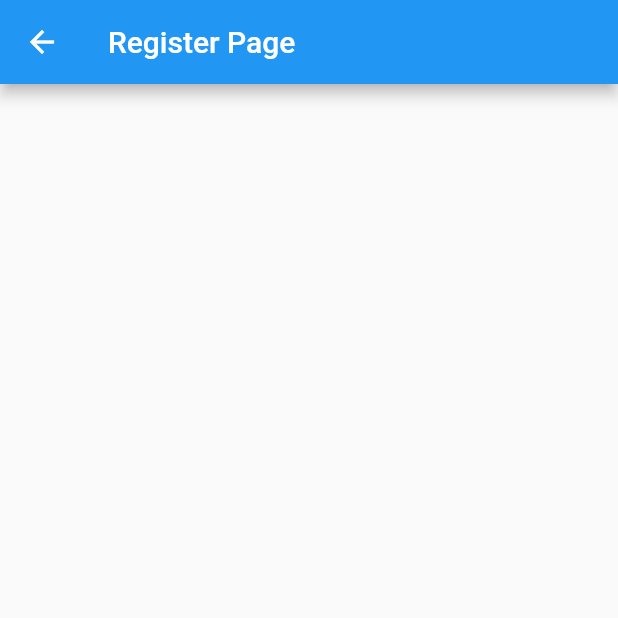
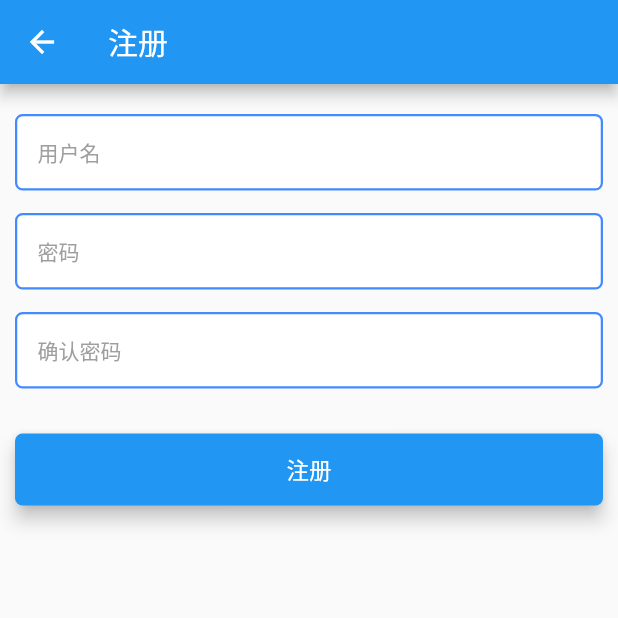
Before and after one commit to gionchat/flutter_study, a Flutter app: the RegisterPage screen opened directly, on a phone screen of 412 x 824 dp, the top half of it. Run offline on Flutter 3.47's test engine with Material 2 defaults, Android fonts, the phone set to English and light mode, and no system bars.

Commit message:
注册页面UI编写

```diff
--- a/lib/exercise/RegisterPage.dart
+++ b/lib/exercise/RegisterPage.dart
@@ -18,14 +18,86 @@ class RegisterPage extends StatefulWidget {
 
 class _RegisterState extends State<RegisterPage> {
 
+  TextEditingController usernameController = TextEditingController();
+  TextEditingController passwordController = TextEditingController();
+  TextEditingController passwordConfirmController = TextEditingController();
+
+  final InputDecoration inputDecoration = InputDecoration(
+      hintText: "Nome",
+      border: OutlineInputBorder(borderSide: BorderSide(color: Colors.grey),borderRadius: BorderRadius.all(Radius.circular(5))),
+      focusedBorder: OutlineInputBorder(borderSide: BorderSide(color: Colors.blueAccent,width: 1.5),borderRadius: BorderRadius.all(Radius.circular(5))),
+       enabledBorder: OutlineInputBorder(borderSide: BorderSide(color: Colors.blueAccent,width: 1.5,),borderRadius: BorderRadius.all(Radius.circular(5))),
+    contentPadding: EdgeInsets.all(15),
+      fillColor: Colors.white,
+      filled: true,
+      hintStyle: TextStyle(color: Colors.grey,fontSize: 14),
+      counterText: "",
+  );
+
   @override
   Widget build(BuildContext context) {
     // TODO: implement build
     return Scaffold(
       appBar: AppBar(
-        title: Text("Register Page"),
+        title: Text("注册"),
       ),
-      body: null,
+      body: SingleChildScrollView(
+        child: Padding(
+          padding: const EdgeInsets.symmetric(horizontal: 10,vertical: 20),
+          child: Column(
+            children: <Widget>[
+              Material(
+                borderRadius: BorderRadius.all(Radius.circular(5)),
+                child: TextField(
+                  controller: usernameController,
+                  obscureText: false,
+                  style: TextStyle(color: Colors.black87),
+                  keyboardType: TextInputType.text,
+                  maxLength: 30,
+                  decoration: inputDecoration.copyWith(hintText: "用户名"),
+                ),
+              ),
+              SizedBox(height: 15,),
+              Material(
+                borderRadius: BorderRadius.all(Radius.circular(5)),
+                child: TextField(
+                  controller: passwordController,
+                  obscureText: false,
+                  style: TextStyle(color: Colors.black87),
+                  keyboardType: TextInputType.text,
+                  maxLength: 30,
+                  decoration: inputDecoration.copyWith(hintText: "密码"),
+                ),
+              ),
+              SizedBox(height: 15,),
+              Material(
+                borderRadius: BorderRadius.all(Radius.circular(5)),
+                child: TextField(
+                  controller: passwordConfirmController,
+                  obscureText: false,
+                  style: TextStyle(color: Colors.black87),
+                  keyboardType: TextInputType.text,
+                  maxLength: 30,
+                  decoration: inputDecoration.copyWith(hintText: "确认密码"),
+                ),
+              ),
+
+              SizedBox(height: 30,),
+              Material(
+                elevation: 5,
+                color: Colors.blue,
+                borderRadius: BorderRadius.all(Radius.circular(5)),
+                child: MaterialButton(
+                    minWidth: double.infinity,
+                    child: Text("注册",style: TextStyle(color: Colors.white,fontSize: 15),),
+                    onPressed: (){
+                  print("jeek flutter 注册 username: ${usernameController.text} password: ${passwordController.text} password confirm: ${passwordConfirmController.text}");
+                }),
+              )
+            ],
+          ),
+        ),
+      ),
     );
   }
 }
```
